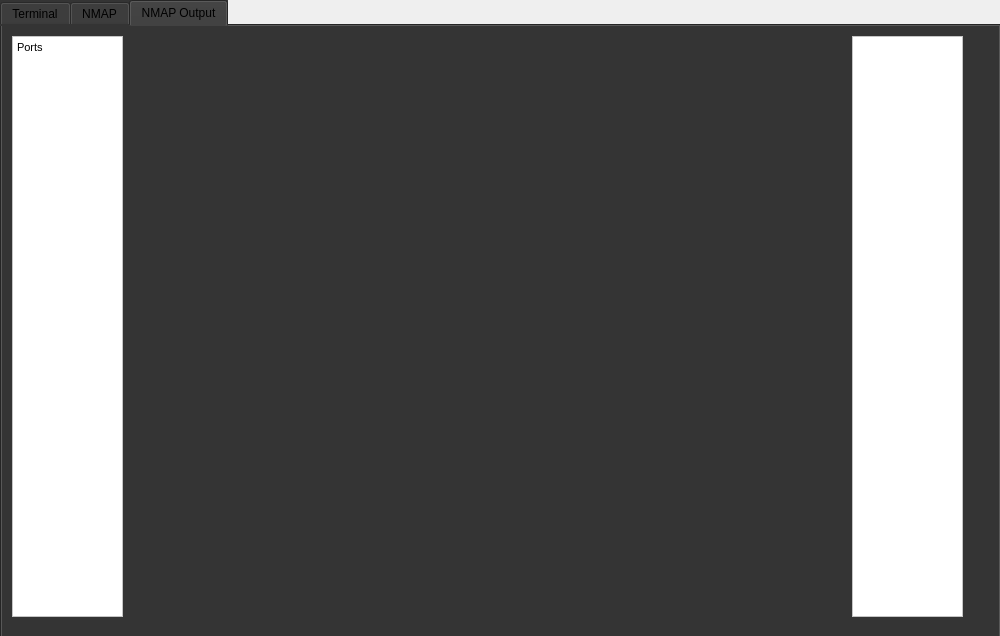
First picture: the form in untitled.ui, repository aaroncf2008/unigui, before the edit.
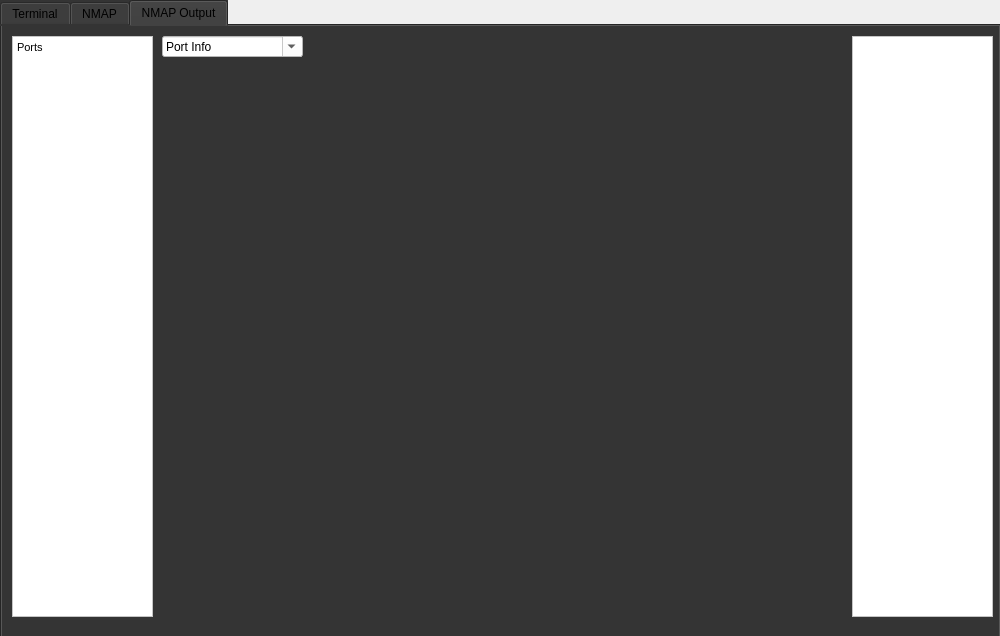
Second picture: the form after the edit. The open tabs and pages were chosen to show the change.

```diff
--- a/untitled.ui
+++ b/untitled.ui
@@ -38,7 +38,7 @@
     <bool>false</bool>
    </property>
    <property name="autoFillBackground">
-    <bool>false</bool>
+    <bool>true</bool>
    </property>
    <property name="styleSheet">
     <string notr="true">background-color: rgb(52, 52, 52);</string>
@@ -316,7 +316,7 @@
       <rect>
        <x>10</x>
        <y>10</y>
-       <width>111</width>
+       <width>141</width>
        <height>581</height>
       </rect>
      </property>
@@ -336,7 +336,7 @@
       <rect>
        <x>850</x>
        <y>10</y>
-       <width>111</width>
+       <width>141</width>
        <height>581</height>
       </rect>
      </property>
@@ -344,6 +344,30 @@
       <string notr="true">background-color: rgb(255, 255, 255);</string>
      </property>
     </widget>
+    <widget class="QComboBox" name="comboBox">
+     <property name="geometry">
+      <rect>
+       <x>160</x>
+       <y>10</y>
+       <width>141</width>
+       <height>21</height>
+      </rect>
+     </property>
+     <property name="styleSheet">
+      <string notr="true">background-color: rgb(255, 255, 255);</string>
+     </property>
+     <property name="editable">
+      <bool>true</bool>
+     </property>
+     <property name="currentText">
+      <string>Port Info</string>
+     </property>
+     <item>
+      <property name="text">
+       <string>Port Info</string>
+      </property>
+     </item>
+    </widget>
    </widget>
   </widget>
  </widget>
```
Left out of the diff: 2 changed lines with no effect on the pictures.
